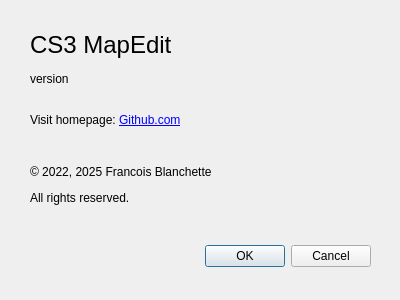
The window that src/dlgabout.ui (cfrankb/cs3-map-edit) describes before a commit, drawn with Qt 5.
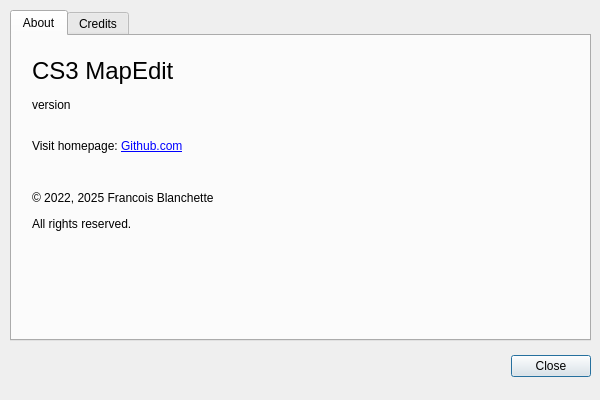
The same window after the commit. The open tabs and pages were chosen to show the change. Icons and pictures are not drawn.

Patch:
```diff
--- a/src/dlgabout.ui
+++ b/src/dlgabout.ui
@@ -6,20 +6,20 @@
    <rect>
     <x>0</x>
     <y>0</y>
-    <width>400</width>
-    <height>300</height>
+    <width>600</width>
+    <height>400</height>
    </rect>
   </property>
   <property name="minimumSize">
    <size>
-    <width>400</width>
-    <height>300</height>
+    <width>600</width>
+    <height>400</height>
    </size>
   </property>
   <property name="maximumSize">
    <size>
-    <width>400</width>
-    <height>300</height>
+    <width>600</width>
+    <height>400</height>
    </size>
   </property>
   <property name="windowTitle">
@@ -28,9 +28,9 @@
   <widget class="QDialogButtonBox" name="buttonBox">
    <property name="geometry">
     <rect>
-     <x>30</x>
-     <y>240</y>
-     <width>341</width>
+     <x>510</x>
+     <y>350</y>
+     <width>81</width>
      <height>32</height>
     </rect>
    </property>
@@ -38,14 +38,30 @@
     <enum>Qt::Orientation::Horizontal</enum>
    </property>
    <property name="standardButtons">
-    <set>QDialogButtonBox::StandardButton::Cancel|QDialogButtonBox::StandardButton::Ok</set>
+    <set>QDialogButtonBox::StandardButton::Close</set>
    </property>
   </widget>
+  <widget class="QTabWidget" name="tabWidget">
+   <property name="geometry">
+    <rect>
+     <x>10</x>
+     <y>10</y>
+     <width>581</width>
+     <height>331</height>
+    </rect>
+   </property>
+   <property name="currentIndex">
+    <number>1</number>
+   </property>
+   <widget class="QWidget" name="a">
+    <attribute name="title">
+     <string>About</string>
+    </attribute>
   <widget class="QLabel" name="label">
    <property name="geometry">
     <rect>
-     <x>30</x>
-     <y>30</y>
+       <x>20</x>
+       <y>20</y>
      <width>251</width>
      <height>31</height>
     </rect>
@@ -54,11 +70,43 @@
     <string>&lt;html&gt;&lt;head/&gt;&lt;body&gt;&lt;p&gt;&lt;span style=&quot; font-size:18pt;&quot;&gt;CS3 MapEdit&lt;/span&gt;&lt;/p&gt;&lt;/body&gt;&lt;/html&gt;</string>
    </property>
   </widget>
+    <widget class="QLabel" name="label_4">
+     <property name="geometry">
+      <rect>
+       <x>20</x>
+       <y>100</y>
+       <width>211</width>
+       <height>21</height>
+      </rect>
+     </property>
+     <property name="text">
+      <string>&lt;html&gt;&lt;head/&gt;&lt;body&gt;&lt;p&gt;Visit homepage: &lt;a href=&quot;https://github.com/cfrankb/cs3-map-edit&quot;&gt;&lt;span style=&quot; text-decoration: underline; color:#0000ff;&quot;&gt;Github.com&lt;/span&gt;&lt;/a&gt;&lt;/p&gt;&lt;/body&gt;&lt;/html&gt;</string>
+     </property>
+     <property name="textFormat">
+      <enum>Qt::TextFormat::AutoText</enum>
+     </property>
+     <property name="openExternalLinks">
+      <bool>true</bool>
+     </property>
+    </widget>
+    <widget class="QLabel" name="sAppVersion">
+     <property name="geometry">
+      <rect>
+       <x>20</x>
+       <y>60</y>
+       <width>191</width>
+       <height>18</height>
+      </rect>
+     </property>
+     <property name="text">
+      <string>version</string>
+     </property>
+    </widget>
   <widget class="QLabel" name="label_2">
    <property name="geometry">
     <rect>
-     <x>30</x>
-     <y>160</y>
+       <x>20</x>
+       <y>150</y>
      <width>341</width>
      <height>51</height>
     </rect>
@@ -70,8 +118,8 @@
   <widget class="QLabel" name="label_3">
    <property name="geometry">
     <rect>
-     <x>260</x>
-     <y>20</y>
+       <x>440</x>
+       <y>10</y>
      <width>111</width>
      <height>121</height>
     </rect>
@@ -83,37 +131,25 @@
     <pixmap resource="mapedit.qrc">:/data/icons/CS3MapEdit-icon.png</pixmap>
    </property>
   </widget>
-  <widget class="QLabel" name="sAppVersion">
-   <property name="geometry">
-    <rect>
-     <x>30</x>
-     <y>70</y>
-     <width>191</width>
-     <height>18</height>
-    </rect>
-   </property>
-   <property name="text">
-    <string>version</string>
-   </property>
-  </widget>
-  <widget class="QLabel" name="label_4">
+   </widget>
+   <widget class="QWidget" name="tab_2">
+    <attribute name="title">
+     <string>Credits</string>
+    </attribute>
+    <widget class="QPlainTextEdit" name="eCredits">
    <property name="geometry">
     <rect>
-     <x>30</x>
-     <y>110</y>
-     <width>211</width>
-     <height>21</height>
-    </rect>
-   </property>
-   <property name="text">
-    <string>&lt;html&gt;&lt;head/&gt;&lt;body&gt;&lt;p&gt;Visit homepage: &lt;a href=&quot;https://github.com/cfrankb/cs3-map-edit&quot;&gt;&lt;span style=&quot; text-decoration: underline; color:#0000ff;&quot;&gt;Github.com&lt;/span&gt;&lt;/a&gt;&lt;/p&gt;&lt;/body&gt;&lt;/html&gt;</string>
-   </property>
-   <property name="textFormat">
-    <enum>Qt::TextFormat::AutoText</enum>
-   </property>
-   <property name="openExternalLinks">
+       <x>10</x>
+       <y>10</y>
+       <width>541</width>
+       <height>271</height>
+      </rect>
+     </property>
+     <property name="readOnly">
     <bool>true</bool>
    </property>
+    </widget>
+   </widget>
   </widget>
  </widget>
  <resources>
```
Lines whose indentation alone changed are shown as unchanged.
